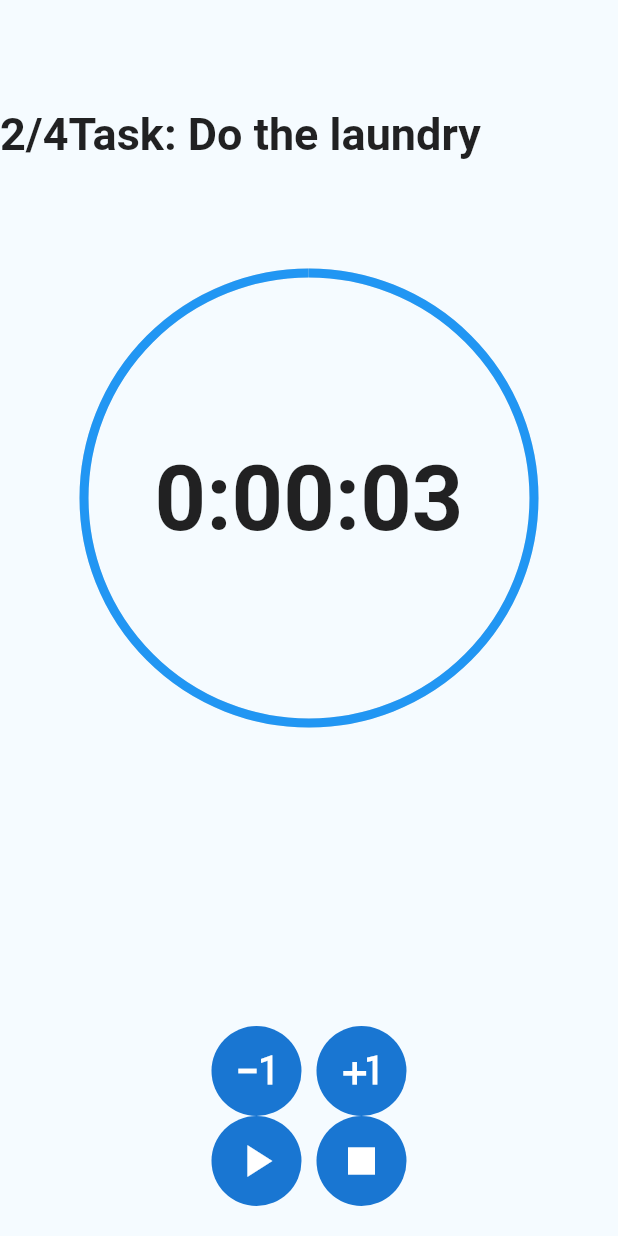
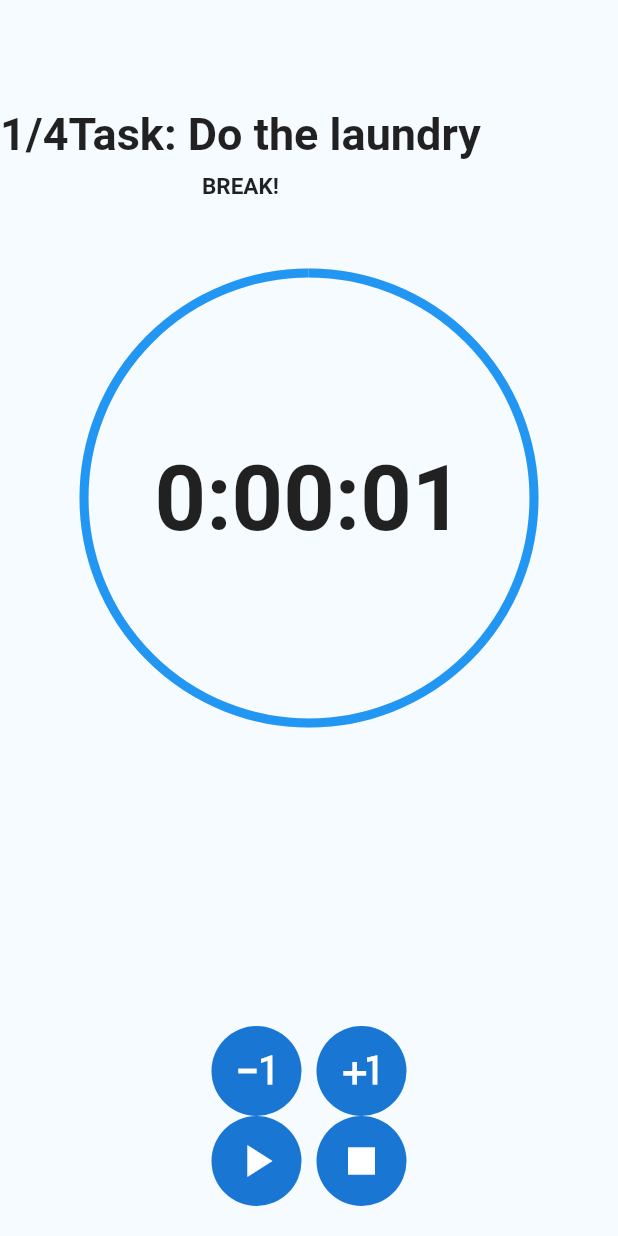
Before and after one commit to xkrystiandutka/GibT, a Flutter app: the screen it shows after launch, after a tap on the "play arrow" icon, after a tap on the "stop" icon, on a phone screen of 412 x 824 dp. Run offline on Flutter 3.47's test engine with Material 2 defaults, Android fonts, the phone set to English and light mode, and no system bars; missing offline and left inert: flutter_ringtone_player.

Commit message:
Add BreakMode

```diff
--- a/lib/views/countdown-page.dart
+++ b/lib/views/countdown-page.dart
@@ -17,15 +17,14 @@ class _CountdownPageState extends State<CountdownPage>
   late AnimationController controller;
 
   bool isPlaying = false;
-
   bool isBreakmode = false;
-
   int currentSet = 1;
-
   bool isCompleted = false;
-
   String title = "Do the laundry";
   String completeText = "";
+
+  Duration setDuration = Duration(seconds: 2);
+  Duration breakDuration = Duration(seconds: 1);
 
   String get countText {
     Duration count = controller.duration! * controller.value;
@@ -37,20 +36,28 @@ class _CountdownPageState extends State<CountdownPage>
   double progress = 1.0;
 
   void notify() {
-    if (countText == '0:00:00') {
+
+    if (controller.isDismissed){
       FlutterRingtonePlayer.playNotification();
+      if (isBreakmode){
+        controller.duration = setDuration;
+        isBreakmode=false;
+      } else {
+        controller.duration = breakDuration;
+        isBreakmode=true;
       }
-    if (controller.isDismissed){
-      if (currentSet>=4)
-      {
+
+      if (!isBreakmode) {
+        if (currentSet >= 4) {
           setState(() {
-        isCompleted= true;
-        completeText = "Complete!";
+            isCompleted = true;
+            completeText = "Completed!";
           });
         } else {
           setState(() {
             currentSet += 1;
           });
+        }
       }
     }
   }
@@ -62,7 +69,7 @@ class _CountdownPageState extends State<CountdownPage>
     controller = AnimationController(
       vsync: this,
       // TODO: make a variable so user can set default time
-      duration: Duration(seconds: 3),
+      duration: setDuration,
     );
 
     controller.addListener(() {
@@ -121,7 +128,7 @@ class _CountdownPageState extends State<CountdownPage>
                               style: TextStyle(
                                 fontSize: 30,
                                 fontWeight: FontWeight.bold,
-                              ),)
+                              ),),
                           ],
                         ),
                         Row(
@@ -129,6 +136,11 @@ class _CountdownPageState extends State<CountdownPage>
                             Text(completeText,
                               style: TextStyle(
                                 fontSize: 30,
+                                fontWeight: FontWeight.bold,
+                              ),),
+                            Text(isBreakmode?"BREAK!":"",
+                              style: TextStyle(
+                                fontSize: 15,
                                 fontWeight: FontWeight.bold,
                               ),)
                           ],
```
Lines whose indentation alone changed are shown as unchanged.
